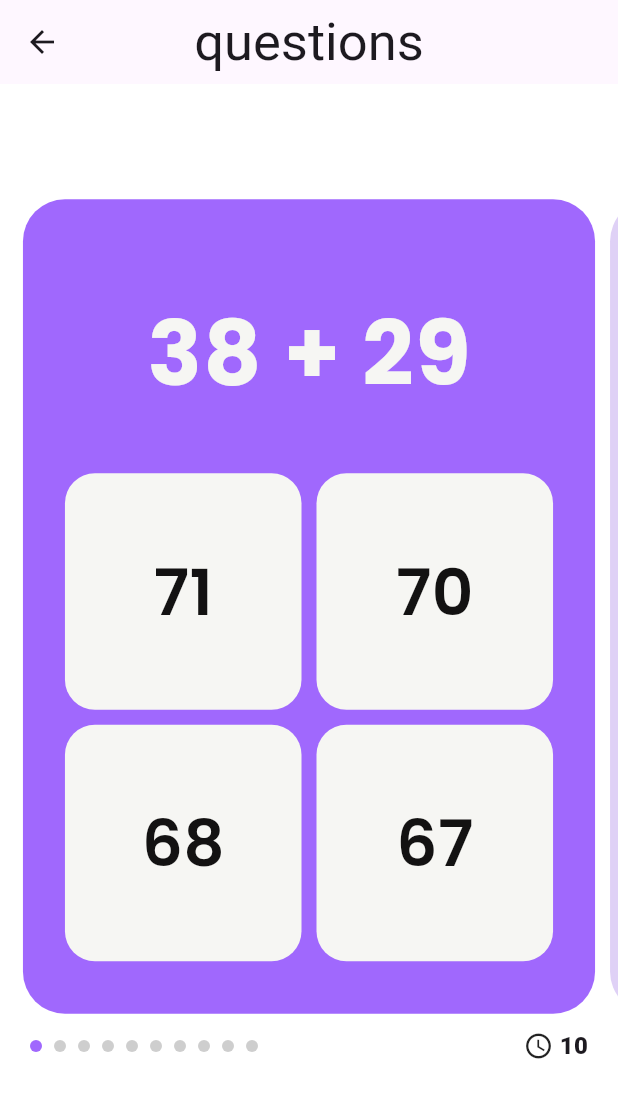
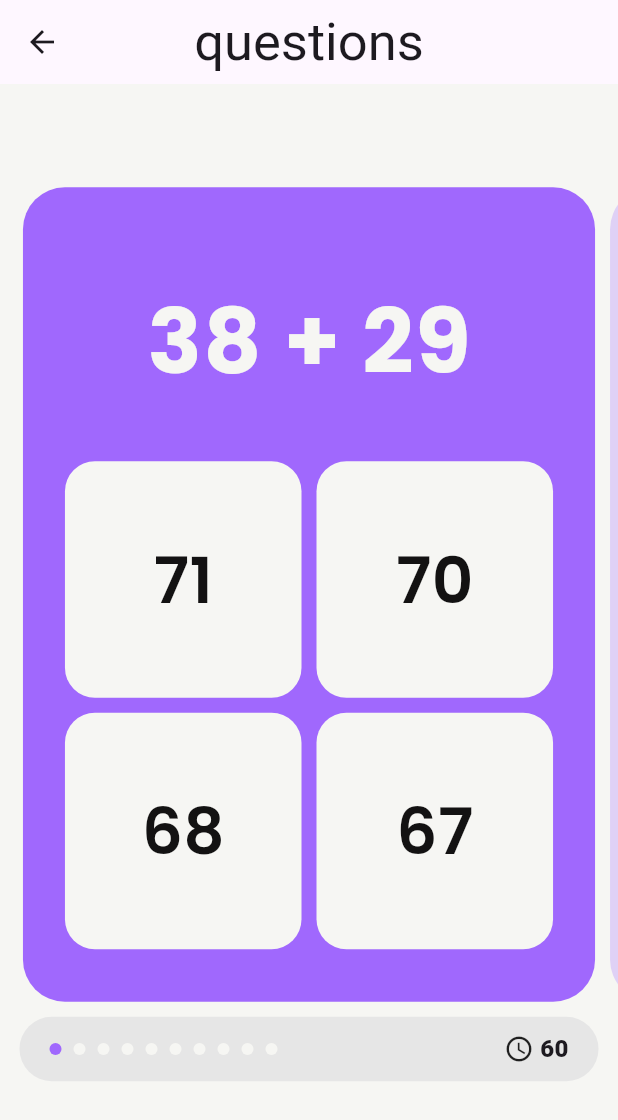
Before and after one commit to prime-infinity/numeracy_app, a Flutter app: the Question screen opened by its route, on a phone screen of 412 x 824 dp. Shown: the top 1120 px of the screen. Run offline on Flutter 3.47's test engine with Material 3 defaults, Android fonts, the phone set to English and light mode, and no system bars; our stand-ins replace flutter_riverpod, go_router, google_fonts, riverpod_annotation; generated files the repository leaves out were written again.

Commit message:
increased time for random questions to 60 and added minor ui changes

```diff
--- a/lib/providers/question_provider.dart
+++ b/lib/providers/question_provider.dart
@@ -10,7 +10,7 @@ class QuestionNotifier extends _$QuestionNotifier {
   @override
   Map<String, dynamic> build() {
     return {
-      'timelimit': 10,
+      'timelimit': 60,
       'questions': generateRandomQuestions(),
       'answeredQuestions': <int, QuestionResponse>{},
     };
@@ -36,7 +36,7 @@ class QuestionNotifier extends _$QuestionNotifier {
   //replaces current questions with new ones
   void replaceQuestions(List<Question> questions) {
     state = {
-      'timelimit': 10,
+      'timelimit': 60,
       'questions': questions,
       'answeredQuestions': <int, QuestionResponse>{},
     };
--- a/lib/screens/questions/question.dart
+++ b/lib/screens/questions/question.dart
@@ -112,9 +112,7 @@ class _QuestionState extends ConsumerState<Question> {
 
     // Check if the question has been answered
     if (!answeredQuestions.containsKey(currentQuestion.questionNumber)) {
-      return _index == index
-          ? AppColors.primaryColor
-          : Colors.grey.withOpacity(0.5);
+      return _index == index ? AppColors.primaryColor : AppColors.white;
     }
 
     return answeredQuestions[currentQuestion.questionNumber]!.isCorrect
@@ -186,7 +184,7 @@ class _QuestionState extends ConsumerState<Question> {
     final questions = state['questions'];
 
     return Scaffold(
-      backgroundColor: Colors.white,
+      backgroundColor: AppColors.white,
       appBar: AppBar(
         title: const Text("questions"),
         centerTitle: true,
@@ -225,7 +223,14 @@ class _QuestionState extends ConsumerState<Question> {
             const SizedBox(
                 height: 10), // Reduced space between cards and indicators
             Padding(
-              padding: const EdgeInsets.symmetric(horizontal: 20),
+              padding: const EdgeInsets.symmetric(horizontal: 13),
+              child: Container(
+                padding:
+                    const EdgeInsets.symmetric(vertical: 10, horizontal: 20),
+                decoration: BoxDecoration(
+                    color: AppColors.cardGrey,
+                    borderRadius:
+                        BorderRadius.circular(AppDimensions.cardRadius)),
                 child: Row(
                   mainAxisAlignment: MainAxisAlignment.spaceBetween,
                   children: [
@@ -264,6 +269,7 @@ class _QuestionState extends ConsumerState<Question> {
                   ],
                 ),
               ),
+            ),
             const Spacer(flex: 3), // Bottom spacing
           ],
         ),
```
Lines whose indentation alone changed are shown as unchanged.
